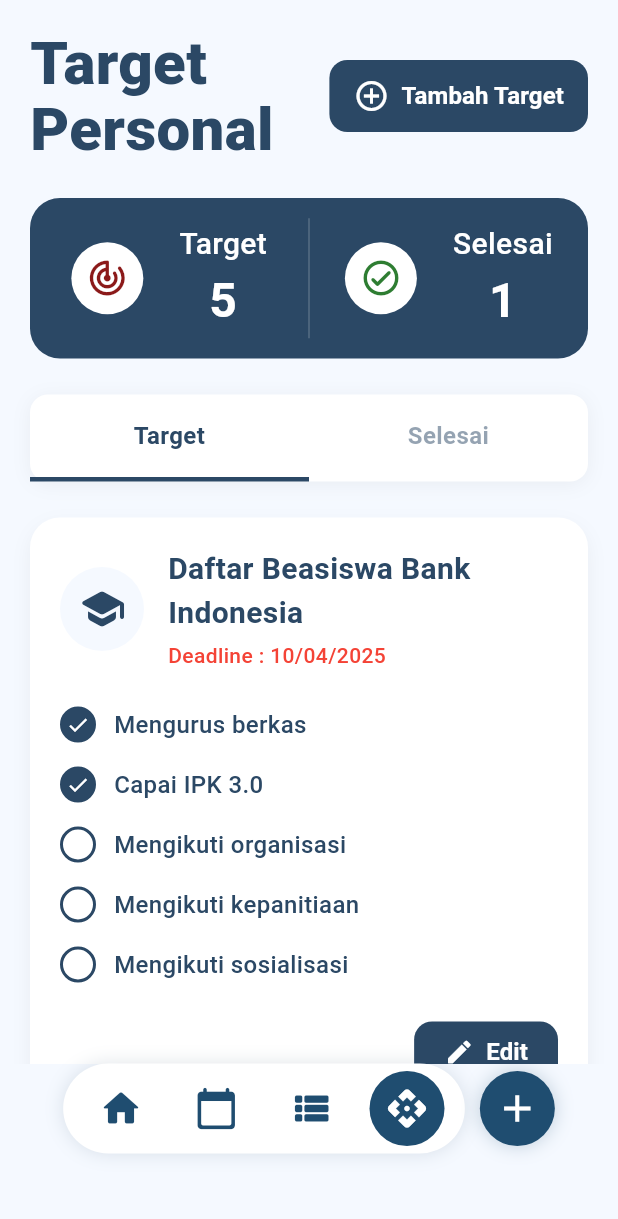
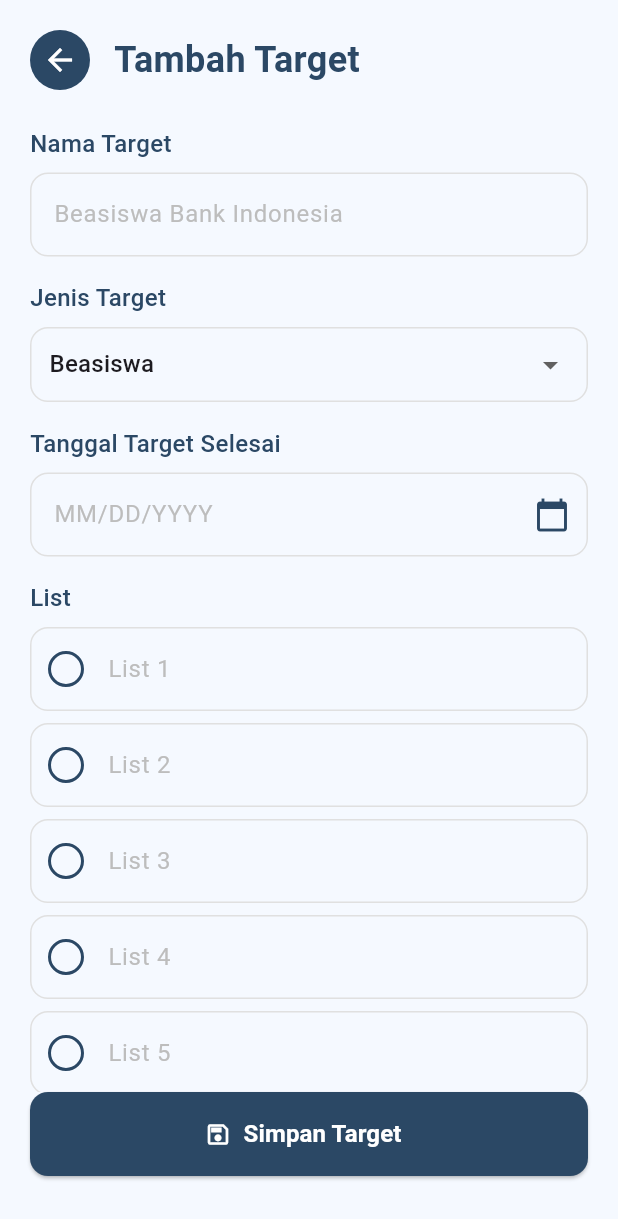
Before and after one commit to aryaprtm11/uneeds, a Flutter app: the SchedulePage screen opened directly, after a tap on the "api" icon, after a tap on "Tambah Target", on a phone screen of 412 x 824 dp. Shown: the top 1219 px of the screen. Run offline on Flutter 3.47's test engine with Material 3 defaults, Android fonts, the phone set to English and light mode, and no system bars; our stand-ins replace firebase_auth, firebase_core, fluttertoast, google_sign_in, image_picker, shared_preferences and 1 more; accounts and stored records are empty.

Commit message:
add animation on schedule page & add target form

```diff
--- /dev/null
+++ b/uneeds/lib/views/add_target.dart
@@ -0,0 +1,403 @@
+import 'package:flutter/material.dart';
+import 'package:fluttertoast/fluttertoast.dart';
+
+// Database Service
+import 'package:uneeds/services/database_service.dart';
+
+class AddTargetPage extends StatefulWidget {
+  const AddTargetPage({super.key});
+
+  @override
+  State<AddTargetPage> createState() => _AddTargetPageState();
+}
+
+class _AddTargetPageState extends State<AddTargetPage> {
+  final DatabaseService _databaseService = DatabaseService.instance;
+  final _formKey = GlobalKey<FormState>();
+  final TextEditingController _namaTargetController = TextEditingController();
+  final TextEditingController _deadlineController = TextEditingController();
+  String _selectedJenisTarget = 'Beasiswa';
+  final List<TextEditingController> _listControllers = [
+    TextEditingController(),
+    TextEditingController(),
+    TextEditingController(),
+    TextEditingController(),
+    TextEditingController(),
+  ];
+
+  final List<String> _jenisTarget = [
+    'Beasiswa',
+    'Akademik',
+    'Organisasi',
+    'Kepanitiaan',
+    'Lainnya'
+  ];
+
+  @override
+  void dispose() {
+    _namaTargetController.dispose();
+    _deadlineController.dispose();
+    for (var controller in _listControllers) {
+      controller.dispose();
+    }
+    super.dispose();
+  }
+
+  Future<void> _selectDate() async {
+    final DateTime? picked = await showDatePicker(
+      context: context,
+      initialDate: DateTime.now(),
+      firstDate: DateTime.now(),
+      lastDate: DateTime(2100),
+      builder: (context, child) {
+        return Theme(
+          data: Theme.of(context).copyWith(
+            colorScheme: const ColorScheme.light(
+              primary: Color(0xFF2B4865),
+              onPrimary: Colors.white,
+              surface: Colors.white,
+              onSurface: Color(0xFF2B4865),
+            ),
+          ),
+          child: child!,
+        );
+      },
+    );
+
+    if (picked != null) {
+      setState(() {
+        _deadlineController.text = "${picked.day}/${picked.month}/${picked.year}";
+      });
+    }
+  }
+
+  @override
+  Widget build(BuildContext context) {
+    return Scaffold(
+      backgroundColor: const Color(0xFFF5F9FF),
+      body: SafeArea(
+        child: Padding(
+          padding: const EdgeInsets.all(20.0),
+          child: Column(
+            crossAxisAlignment: CrossAxisAlignment.start,
+            children: [
+              // Header with back button and title
+              Row(
+                children: [
+                  InkWell(
+                    onTap: () => Navigator.pop(context),
+                    child: Container(
+                      width: 40,
+                      height: 40,
+                      decoration: BoxDecoration(
+                        color: const Color(0xFF2B4865),
+                        borderRadius: BorderRadius.circular(20),
+                      ),
+                      child: const Icon(
+                        Icons.arrow_back,
+                        color: Colors.white,
+                      ),
+                    ),
+                  ),
+                  const SizedBox(width: 16),
+                  const Text(
+                    'Tambah Target',
+                    style: TextStyle(
+                      fontSize: 24,
+                      fontWeight: FontWeight.w600,
+                      color: Color(0xFF2B4865),
+                    ),
+                  ),
+                ],
+              ),
+              const SizedBox(height: 24),
+
+              // Form
+              Expanded(
+                child: SingleChildScrollView(
+                  child: Form(
+                    key: _formKey,
+                    child: Column(
+                      crossAxisAlignment: CrossAxisAlignment.start,
+                      children: [
+                        const Text(
+                          'Nama Target',
+                          style: TextStyle(
+                            fontSize: 16,
+                            fontWeight: FontWeight.w500,
+                            color: Color(0xFF2B4865),
+                          ),
+                        ),
+                        const SizedBox(height: 8),
+                        TextFormField(
+                          controller: _namaTargetController,
+                          decoration: InputDecoration(
+                            hintText: 'Beasiswa Bank Indonesia',
+                            hintStyle: TextStyle(
+                              color: Colors.grey[400],
+                              fontSize: 16,
+                            ),
+                            border: OutlineInputBorder(
+                              borderRadius: BorderRadius.circular(12),
+                              borderSide: BorderSide(
+                                color: Colors.grey[300]!,
+                              ),
+                            ),
+                            enabledBorder: OutlineInputBorder(
+                              borderRadius: BorderRadius.circular(12),
+                              borderSide: BorderSide(
+                                color: Colors.grey[300]!,
+                              ),
+                            ),
+                            focusedBorder: OutlineInputBorder(
+                              borderRadius: BorderRadius.circular(12),
+                              borderSide: const BorderSide(
+                                color: Color(0xFF2B4865),
+                              ),
+                            ),
+                          ),
+                          validator: (value) {
+                            if (value == null || value.isEmpty) {
+                              return 'Nama target tidak boleh kosong';
+                            }
+                            return null;
+                          },
+                        ),
+                        const SizedBox(height: 16),
+
+                        const Text(
+                          'Jenis Target',
+                          style: TextStyle(
+                            fontSize: 16,
+                            fontWeight: FontWeight.w500,
+                            color: Color(0xFF2B4865),
+                          ),
+                        ),
+                        const SizedBox(height: 8),
+                        Container(
+                          padding: const EdgeInsets.symmetric(horizontal: 12),
+                          decoration: BoxDecoration(
+                            border: Border.all(color: Colors.grey[300]!),
+                            borderRadius: BorderRadius.circular(12),
+                          ),
+                          child: DropdownButtonHideUnderline(
+                            child: DropdownButton<String>(
+                              value: _selectedJenisTarget,
+                              isExpanded: true,
+                              items: _jenisTarget.map((String value) {
+                                return DropdownMenuItem<String>(
+                                  value: value,
+                                  child: Text(value),
+                                );
+                              }).toList(),
+                              onChanged: (String? newValue) {
+                                setState(() {
+                                  _selectedJenisTarget = newValue!;
+                                });
+                              },
+                            ),
+                          ),
+                        ),
+                        const SizedBox(height: 16),
+
+                        const Text(
+                          'Tanggal Target Selesai',
+                          style: TextStyle(
+                            fontSize: 16,
+                            fontWeight: FontWeight.w500,
+                            color: Color(0xFF2B4865),
+                          ),
+                        ),
+                        const SizedBox(height: 8),
+                        TextFormField(
+                          controller: _deadlineController,
+                          readOnly: true,
+                          onTap: _selectDate,
+                          decoration: InputDecoration(
+                            hintText: 'MM/DD/YYYY',
+                            hintStyle: TextStyle(
+                              color: Colors.grey[400],
+                              fontSize: 16,
+                            ),
+                            suffixIcon: const Icon(
+                              Icons.calendar_today,
+                              color: Color(0xFF2B4865),
+                            ),
+                            border: OutlineInputBorder(
+                              borderRadius: BorderRadius.circular(12),
+                              borderSide: BorderSide(
+                                color: Colors.grey[300]!,
+                              ),
+                            ),
+                            enabledBorder: OutlineInputBorder(
+                              borderRadius: BorderRadius.circular(12),
+                              borderSide: BorderSide(
+                                color: Colors.grey[300]!,
+                              ),
+                            ),
+                            focusedBorder: OutlineInputBorder(
+                              borderRadius: BorderRadius.circular(12),
+                              borderSide: const BorderSide(
+                                color: Color(0xFF2B4865),
+                              ),
+                            ),
+                          ),
+                          validator: (value) {
+                            if (value == null || value.isEmpty) {
+                              return 'Tanggal target tidak boleh kosong';
+                            }
+                            return null;
+                          },
+                        ),
+                        const SizedBox(height: 16),
+
+                        const Text(
+                          'List',
+                          style: TextStyle(
+                            fontSize: 16,
+                            fontWeight: FontWeight.w500,
+                            color: Color(0xFF2B4865),
+                          ),
+                        ),
+                        const SizedBox(height: 8),
+
+                        // List items
+                        ...List.generate(5, (index) => Padding(
+                          padding: const EdgeInsets.only(bottom: 8),
+                          child: TextFormField(
+                            controller: _listControllers[index],
+                            decoration: InputDecoration(
+                              hintText: 'List ${index + 1}',
+                              hintStyle: TextStyle(
+                                color: Colors.grey[400],
+                                fontSize: 16,
+                              ),
+                              prefixIcon: Container(
+                                margin: const EdgeInsets.all(12),
+                                decoration: BoxDecoration(
+                                  shape: BoxShape.circle,
+                                  border: Border.all(
+                                    color: const Color(0xFF2B4865),
+                                    width: 2,
+                                  ),
+                                ),
+                                width: 24,
+                                height: 24,
+                              ),
+                              border: OutlineInputBorder(
+                                borderRadius: BorderRadius.circular(12),
+                                borderSide: BorderSide(
+                                  color: Colors.grey[300]!,
+                                ),
+                              ),
+                              enabledBorder: OutlineInputBorder(
+                                borderRadius: BorderRadius.circular(12),
+                                borderSide: BorderSide(
+                                  color: Colors.grey[300]!,
+                                ),
+                              ),
+                              focusedBorder: OutlineInputBorder(
+                                borderRadius: BorderRadius.circular(12),
+                                borderSide: const BorderSide(
+                                  color: Color(0xFF2B4865),
+                                ),
+                              ),
+                            ),
+                          ),
+                        )),
+
+                        // Tambah List Button
+                        Container(
+                          width: double.infinity,
+                          height: 50,
+                          margin: const EdgeInsets.only(bottom: 16),
+                          child: TextButton(
+                            onPressed: () {
+                              // TODO: Implement tambah list
+                            },
+                            style: TextButton.styleFrom(
+                              backgroundColor: const Color(0xFF2B4865),
+                              shape: RoundedRectangleBorder(
+                                borderRadius: BorderRadius.circular(12),
+                              ),
+                            ),
+                            child: const Text(
+                              'Tambah List',
+                              style: TextStyle(
+                                color: Colors.white,
+                                fontSize: 16,
+                                fontWeight: FontWeight.w600,
+                              ),
+                            ),
+                          ),
+                        ),
+                      ],
+                    ),
+                  ),
+                ),
+              ),
+
+              // Simpan Button
+              Container(
+                width: double.infinity,
+                height: 56,
+                margin: const EdgeInsets.only(bottom: 20),
+                child: ElevatedButton.icon(
+                  onPressed: () async {
+                    if (_formKey.currentState!.validate()) {
+                      try {
+                        // Simpan target
+                        bool success = await _databaseService.addTargetPersonal(
+                          _namaTargetController.text,
+                          _deadlineController.text,
+                        );
+
+                        if (success) {
+                          // Simpan list capaian
+                          for (var controller in _listControllers) {
+                            if (controller.text.isNotEmpty) {
+                              await _databaseService.addCapaianTarget(
+                                1, // TODO: Get actual target ID
+                                controller.text,
+                                0, // 0 = belum selesai
+                              );
+                            }
+                          }
+
+                          Fluttertoast.showToast(msg: 'Target berhasil disimpan');
+                          Navigator.pop(context, true);
+                        } else {
+                          Fluttertoast.showToast(msg: 'Gagal menyimpan target');
+                        }
+                      } catch (e) {
+                        print('Error saving target: $e');
+                        Fluttertoast.showToast(
+                          msg: 'Terjadi kesalahan saat menyimpan target',
+                        );
+                      }
+                    }
+                  },
+                  icon: const Icon(Icons.save_outlined, color: Colors.white),
+                  label: const Text(
+                    'Simpan Target',
+                    style: TextStyle(
+                      color: Colors.white,
+                      fontSize: 16,
+                      fontWeight: FontWeight.w600,
+                    ),
+                  ),
+                  style: ElevatedButton.styleFrom(
+                    backgroundColor: const Color(0xFF2B4865),
+                    shape: RoundedRectangleBorder(
+                      borderRadius: BorderRadius.circular(12),
+                    ),
+                  ),
+                ),
+              ),
+            ],
+          ),
+        ),
+      ),
+    );
+  }
+}
--- a/uneeds/lib/views/schedule_page.dart
+++ b/uneeds/lib/views/schedule_page.dart
@@ -23,9 +23,13 @@
   State<SchedulePage> createState() => _SchedulePageState();
 }
 
-class _SchedulePageState extends State<SchedulePage> {
+class _SchedulePageState extends State<SchedulePage> with SingleTickerProviderStateMixin {
   final DatabaseService _databaseService = DatabaseService.instance;
   String selectedDay = 'Senin'; // Default hari yang dipilih
+  late AnimationController _animationController;
+  late Animation<double> _fadeAnimation;
+  late Animation<Offset> _slideAnimation;
+  late Animation<double> _scaleAnimation;
 
   // Map untuk konversi singkatan hari ke nama lengkap
   final Map<String, String> dayAbbreviations = {
@@ -37,6 +41,48 @@
     'S': 'Sabtu',
     'M': 'Minggu',
   };
+
+  @override
+  void initState() {
+    super.initState();
+    _animationController = AnimationController(
+      vsync: this,
+      duration: const Duration(milliseconds: 800),
+    );
+
+    _fadeAnimation = Tween<double>(
+      begin: 0.0,
+      end: 1.0,
+    ).animate(CurvedAnimation(
+      parent: _animationController,
+      curve: const Interval(0.0, 0.5, curve: Curves.easeIn),
+    ));
+
+    _slideAnimation = Tween<Offset>(
+      begin: const Offset(0.5, 0.0),
+      end: Offset.zero,
+    ).animate(CurvedAnimation(
+      parent: _animationController,
+      curve: const Interval(0.2, 0.7, curve: Curves.easeOut),
+    ));
+
+    _scaleAnimation = Tween<double>(
+      begin: 0.95,
+      end: 1.0,
+    ).animate(CurvedAnimation(
+      parent: _animationController,
+      curve: const Interval(0.4, 1.0, curve: Curves.easeOut),
+    ));
+
+    // Mulai animasi
+    _animationController.forward();
+  }
+
+  @override
+  void dispose() {
+    _animationController.dispose();
+    super.dispose();
+  }
 
   // Fungsi untuk mengubah hari yang dipilih
   void _onDaySelected(String abbreviation) {
@@ -127,13 +173,13 @@
                         child: Row(
                           mainAxisAlignment: MainAxisAlignment.spaceAround,
                           children: [
-                            _dayButton('S', 'Senin'),
-                            _dayButton('S', 'Selasa'),
-                            _dayButton('R', 'Rabu'),
-                            _dayButton('K', 'Kamis'),
-                            _dayButton('J', 'Jumat'),
-                            _dayButton('S', 'Sabtu'),
-                            _dayButton('M', 'Minggu'),
+                            _buildDayFilter('S', 'Senin'),
+                            _buildDayFilter('S', 'Selasa'),
+                            _buildDayFilter('R', 'Rabu'),
+                            _buildDayFilter('K', 'Kamis'),
+                            _buildDayFilter('J', 'Jumat'),
+                            _buildDayFilter('S', 'Sabtu'),
+                            _buildDayFilter('M', 'Minggu'),
                           ],
                         ),
                       ),
@@ -289,15 +335,21 @@
     );
   }
 
-  Widget _dayButton(String abbreviation, String fullDay) {
+  Widget _buildDayFilter(String abbreviation, String fullDay) {
     bool isSelected = selectedDay == fullDay;
-    return InkWell(
+    return ScaleTransition(
+      scale: _scaleAnimation,
+      child: GestureDetector(
         onTap: () {
           setState(() {
             selectedDay = fullDay;
+            // Reset dan jalankan animasi lagi
+            _animationController.reset();
+            _animationController.forward();
           });
         },
-      child: Container(
+        child: AnimatedContainer(
+          duration: const Duration(milliseconds: 300),
           width: 40,
           height: 40,
           decoration: BoxDecoration(
@@ -312,6 +364,7 @@
                 color: isSelected ? const Color(0xFF2B4865) : Colors.white,
                 fontSize: 16,
                 fontWeight: FontWeight.w600,
+              ),
             ),
           ),
         ),
@@ -354,13 +407,26 @@
     bool isLast = false,
     Jadwal? jadwal,
   }) =>
-      Container(
+      SlideTransition(
+        position: _slideAnimation,
+        child: ScaleTransition(
+          scale: _scaleAnimation,
+          child: FadeTransition(
+            opacity: _fadeAnimation,
+            child: Container(
               margin: EdgeInsets.only(bottom: isLast ? 0 : 24),
               padding: const EdgeInsets.symmetric(horizontal: 20, vertical: 16),
               width: double.infinity,
               decoration: BoxDecoration(
                 color: Colors.white,
                 borderRadius: BorderRadius.circular(12),
+                boxShadow: [
+                  BoxShadow(
+                    color: Colors.black.withOpacity(0.05),
+                    blurRadius: 10,
+                    offset: const Offset(0, 2),
+                  ),
+                ],
               ),
               child: Row(
                 children: [
@@ -412,11 +478,16 @@
                             final result = await Navigator.push(
                               context,
                               MaterialPageRoute(
-                          builder: (context) => EditSchedulePage(jadwal: jadwal),
+                                builder: (context) =>
+                                    EditSchedulePage(jadwal: jadwal),
                               ),
                             );
                             if (result == true) {
-                        setState(() {}); // Refresh halaman setelah edit
+                              setState(() {
+                                // Reset dan jalankan animasi lagi
+                                _animationController.reset();
+                                _animationController.forward();
+                              });
                             }
                           }
                         : null,
@@ -427,10 +498,14 @@
                         color: const Color(0xFF2B4865),
                         borderRadius: BorderRadius.circular(8),
                       ),
-                child: const Icon(Icons.edit_rounded, color: Colors.white, size: 18),
+                      child: const Icon(Icons.edit_rounded,
+                          color: Colors.white, size: 18),
                     ),
                   ),
                 ],
+              ),
+            ),
+          ),
         ),
       );
 
--- a/uneeds/lib/views/target_page.dart
+++ b/uneeds/lib/views/target_page.dart
@@ -7,6 +7,7 @@
 import 'package:uneeds/views/home_page.dart';
 import 'package:uneeds/views/note_page.dart';
 import 'package:uneeds/views/schedule_page.dart';
+import 'package:uneeds/views/add_target.dart';
 
 // Models
 import 'package:uneeds/models/target.dart';
@@ -58,7 +59,14 @@
                               borderRadius: BorderRadius.circular(12),
                             ),
                             child: ElevatedButton.icon(
-                              onPressed: () {},
+                              onPressed: () {
+                                Navigator.push(
+                                  context,
+                                  MaterialPageRoute(
+                                    builder: (context) => const AddTargetPage(),
+                                  ),
+                                );
+                              },
                               icon: const Icon(
                                 Icons.add_circle_outline,
                                 color: Colors.white,
```
Lines whose indentation alone changed are shown as unchanged.
